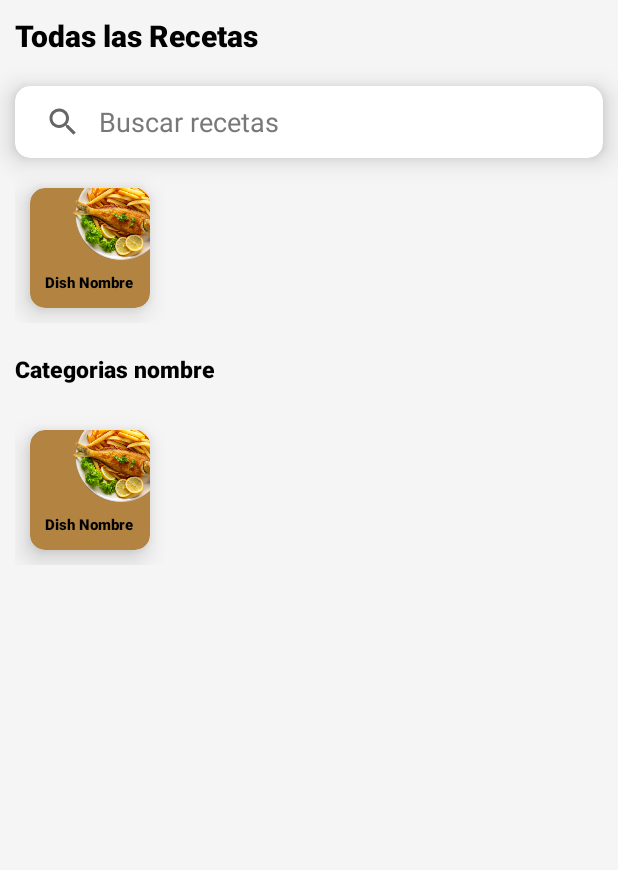
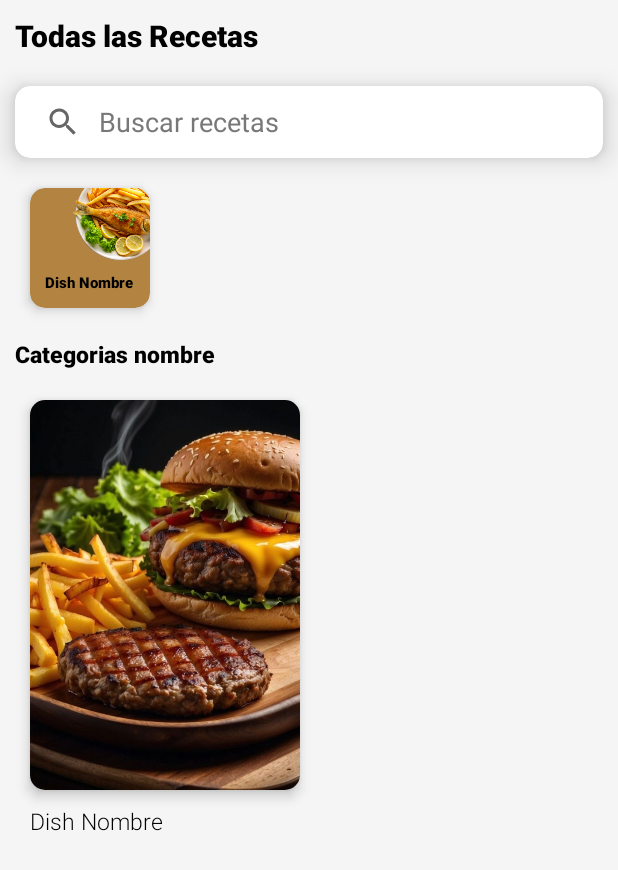
Before and after one commit to AlvinRHD/recipiesApp, an Android app: the layout activity_home.xml on its own in the app's theme, with its tools: preview values and no code run, on a phone screen of 412 x 824 dp. Shown: the top 870 px of the screen. Run offline under Robolectric (Android 15) with nearby library versions, the phone set to English and light mode, and no system bars; Roboto replaces fonts that are not available here.

Commit message:
Home, item rv sub, main

```diff
--- a/app/src/main/AndroidManifest.xml
+++ b/app/src/main/AndroidManifest.xml
@@ -14,6 +14,7 @@
         tools:targetApi="31">
         <activity
             android:name=".SplashActivity"
+            android:screenOrientation="locked"
             android:exported="true">
             <intent-filter>
                 <action android:name="android.intent.action.MAIN" />
@@ -21,6 +22,11 @@
                 <category android:name="android.intent.category.LAUNCHER" />
             </intent-filter>
         </activity>
+
+        <activity
+            android:name=".HomeActivity"
+            android:screenOrientation="locked"/>
+
         <meta-data
             android:name="preloaded_fonts"
             android:resource="@array/preloaded_fonts" />
--- a/app/src/main/java/com/example/apprecetas/database/RecipeDatabase.kt
+++ b/app/src/main/java/com/example/apprecetas/database/RecipeDatabase.kt
@@ -5,10 +5,11 @@ import androidx.room.Database
 import androidx.room.Room
 import androidx.room.RoomDatabase
 import com.example.apprecetas.dao.RecipeDao
-import com.example.apprecetas.entities.Recipies
+import com.example.apprecetas.entities.Recipes
 
 
-@Database(entities = [Recipies::class],version = 1, exportSchema = false)
+
+@Database(entities = [Recipes::class],version = 1, exportSchema = false)
 abstract class RecipeDatabase: RoomDatabase() {
     companion object{
 
--- a/app/src/main/res/layout/activity_home.xml
+++ b/app/src/main/res/layout/activity_home.xml
@@ -1,12 +1,24 @@
 <?xml version="1.0" encoding="utf-8"?>
-<LinearLayout xmlns:android="http://schemas.android.com/apk/res/android"
+<RelativeLayout xmlns:android="http://schemas.android.com/apk/res/android"
     xmlns:app="http://schemas.android.com/apk/res-auto"
     xmlns:tools="http://schemas.android.com/tools"
     android:layout_width="match_parent"
-    android:orientation="vertical"
     android:layout_height="match_parent"
+    android:id="@+id/main"
     android:background="@color/gray"
     tools:context=".SplashActivity">
+
+
+
+    <ScrollView
+        android:layout_width="match_parent"
+        android:layout_height="wrap_content"
+        android:scrollbars="none">
+
+        <LinearLayout
+            android:layout_width="match_parent"
+            android:layout_height="wrap_content"
+            android:orientation="vertical">
 
 
             <TextView
@@ -57,7 +69,7 @@
                 android:textSize="15sp"
                 android:textColor="@color/black"
                 android:fontFamily="sans-serif-black"
-        android:padding="10sp"/>
+                android:paddingStart="10sp"/>
 
             <androidx.recyclerview.widget.RecyclerView
                 android:id="@+id/rv_sub_category"
@@ -66,7 +78,12 @@
                 tools:itemCount="1"
                 android:layout_margin="10sp"
                 android:orientation="horizontal"
-        tools:listitem="@layout/item_rv_main_category"/>
+                tools:listitem="@layout/item_rv_sub_category"/>
+
+        </LinearLayout>
+    </ScrollView>
 
 
-</LinearLayout>
+
+
+</RelativeLayout>
--- a/app/src/main/res/layout/item_rv_main_category.xml
+++ b/app/src/main/res/layout/item_rv_main_category.xml
@@ -13,7 +13,7 @@
         app:cardBackgroundColor="@color/yellow"
         android:layout_margin="10sp"
         app:cardCornerRadius="10sp"
-        app:cardElevation="10sp">
+        app:cardElevation="5sp">
 
         <RelativeLayout
             android:layout_width="match_parent"
--- /dev/null
+++ b/app/src/main/res/layout/item_rv_sub_category.xml
@@ -0,0 +1,49 @@
+<?xml version="1.0" encoding="utf-8"?>
+<LinearLayout xmlns:android="http://schemas.android.com/apk/res/android"
+    xmlns:app="http://schemas.android.com/apk/res-auto"
+    xmlns:tools="http://schemas.android.com/tools"
+    android:layout_width="wrap_content"
+    android:layout_height="wrap_content"
+    android:orientation="vertical"
+    tools:context=".SplashActivity">
+
+
+    <androidx.cardview.widget.CardView
+
+        android:layout_width="180sp"
+        android:layout_height="260sp"
+        android:layout_margin="10sp"
+        app:cardCornerRadius="10sp"
+        app:cardElevation="5sp">
+
+
+        <ImageView
+            android:layout_width="match_parent"
+            android:layout_height="match_parent"
+            android:id="@+id/img_dish"
+            android:scaleType="centerCrop"
+            android:src="@drawable/bg_splash"/>
+
+    </androidx.cardview.widget.CardView>
+    <LinearLayout
+        android:layout_width="match_parent"
+        android:layout_height="wrap_content"
+        android:orientation="vertical">
+
+
+
+        <TextView
+            android:id="@+id/tv_dish_name"
+            android:layout_width="wrap_content"
+            android:layout_height="wrap_content"
+            android:text="Dish Nombre"
+            android:textSize="15sp"
+            android:textColor="@color/black"
+            android:maxLines="2"
+            android:fontFamily="sans-serif-light"
+            android:paddingStart="10sp"
+            />
+
+    </LinearLayout>
+
+</LinearLayout>
```
Also changed, not shown: app/src/main/java/com/example/apprecetas/HomeActivity.kt (added, +60 -0 lines), app/src/main/java/com/example/apprecetas/SplashActivity.kt (+9 -4 lines), app/src/main/java/com/example/apprecetas/adapter/MainCategoryAdapter.kt (added, +35 -0 lines), app/src/main/java/com/example/apprecetas/adapter/SubCategoryAdapter.kt (added, +35 -0 lines), app/src/main/java/com/example/apprecetas/dao/RecipeDao.kt (+4 -3 lines), app/src/main/java/com/example/apprecetas/entities/Recipes.kt (renamed from app/src/main/java/com/example/apprecetas/entities/Recipies.kt, +6 -2 lines), app/src/main/res/layout/activity_splash.xml (+7 -14 lines). Lines whose indentation alone changed are shown as unchanged.
